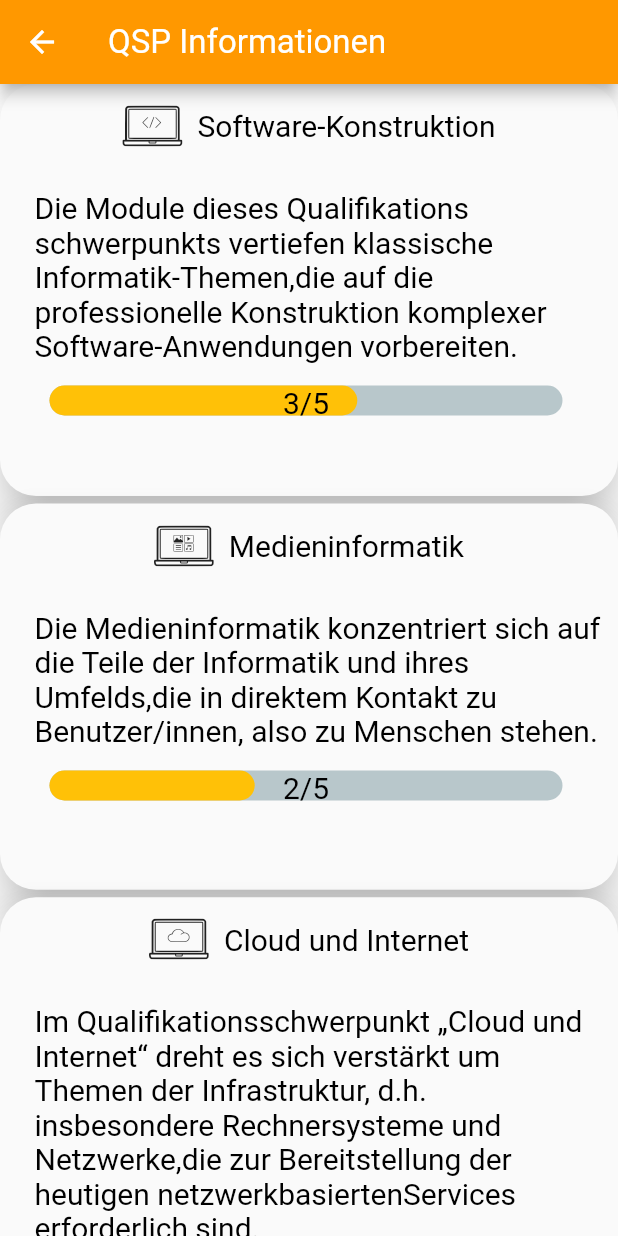
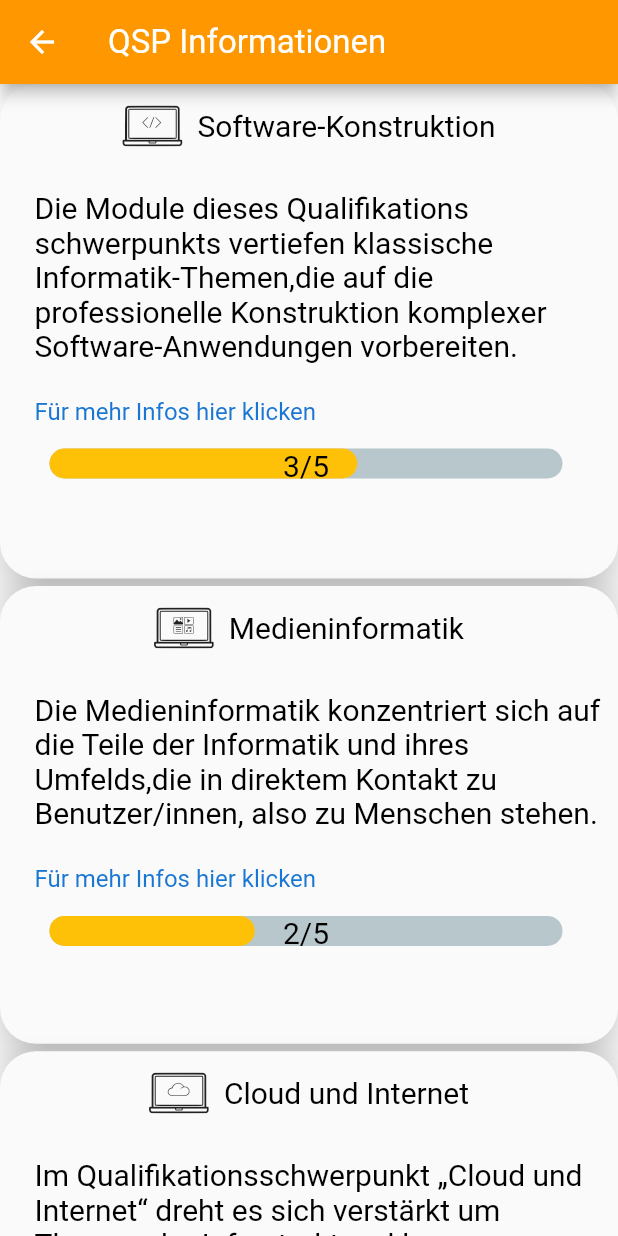
Before and after one commit to AlfredTachi/MyStudyBuddy2020, a Flutter app: the screen it shows after launch, after a tap on "Software Konstruktion", on a phone screen of 412 x 824 dp. Run offline on Flutter 3.47's test engine with Material 2 defaults, Android fonts, the phone set to English and light mode, and no system bars; drawn by our look-alikes of percent_indicator; our stand-ins replace photo_view, webview_flutter.

Commit message:
insert Link to qsp info pages

```diff
--- a/lib/qsp_info/staggered_view_qsp/StaggeredView.dart
+++ b/lib/qsp_info/staggered_view_qsp/StaggeredView.dart
@@ -1,3 +1,4 @@
+import 'package:MyStudyBuddy2/link/link.dart';
 import 'package:MyStudyBuddy2/qsp_info/q_s_p_info_icons_icons.dart';
 import 'package:flutter_staggered_grid_view/flutter_staggered_grid_view.dart';
 import 'package:flutter/material.dart';
@@ -18,6 +19,8 @@ Material qspdetails(
   BuildContext context,
   double percent,
   String text,
+  String urltitle,
+  String url,
 ) {
   return Material(
       elevation: 14.0,
@@ -46,7 +49,14 @@ Material qspdetails(
             Row(
               children: <Widget>[
                 Padding(padding: EdgeInsets.fromLTRB(15,0,0,15)),
-                Flexible(child: Text(qspinfo)),
+                Flexible(child: Text(qspinfo),),
+              ],
+            ),
+            Row(children: <Widget>[Text(" ")]),
+            Row(
+              children: <Widget>[
+                Padding(padding: EdgeInsets.fromLTRB(15,0,0,15)),
+                Link(child: Text(urltitle, style:TextStyle(color: Colors.blue[700], fontSize: 16),textAlign: TextAlign.center), url: url),
               ],
             ),
             Row(
@@ -96,7 +106,9 @@ class _StaggeredViewState extends State<StaggeredView> {
                   "die auf die professionelle Konstruktion komplexer Software-Anwendungen vorbereiten.",
               context,
               3/5,
-              "3/5"
+              "3/5",
+              "Für mehr Infos hier klicken",
+              "https://www.hs-worms.de/software-konstruktion/"
             ),
             qspdetails(
               QSPInfoIcons.medieninformatik_icon,
@@ -105,7 +117,9 @@ class _StaggeredViewState extends State<StaggeredView> {
                   "die in direktem Kontakt zu Benutzer/innen, also zu Menschen stehen.",
               context,
               2/5,
-              "2/5"
+              "2/5",
+              "Für mehr Infos hier klicken",
+              "https://www.hs-worms.de/medieninformatik/"
             ),
             qspdetails(
               QSPInfoIcons.cloud_icon,
@@ -115,13 +129,15 @@ class _StaggeredViewState extends State<StaggeredView> {
                   "Services erforderlich sind.",
               context,
               5/5,
-              "5/5"
+              "5/5",
+              "Für mehr Infos hier klicken",
+              "https://www.hs-worms.de/cloud-internet/"
             )
           ],
           staggeredTiles: [
-            StaggeredTile.extent(1, screenHeight / 3),
-            StaggeredTile.extent(1, screenHeight / 3.2),
-            StaggeredTile.extent(1, screenHeight / 2.75),
+            StaggeredTile.extent(1, screenHeight / 2.5),
+            StaggeredTile.extent(1, screenHeight / 2.7),
+            StaggeredTile.extent(1, screenHeight / 2.3),
           ],
         ),
       ),
```
